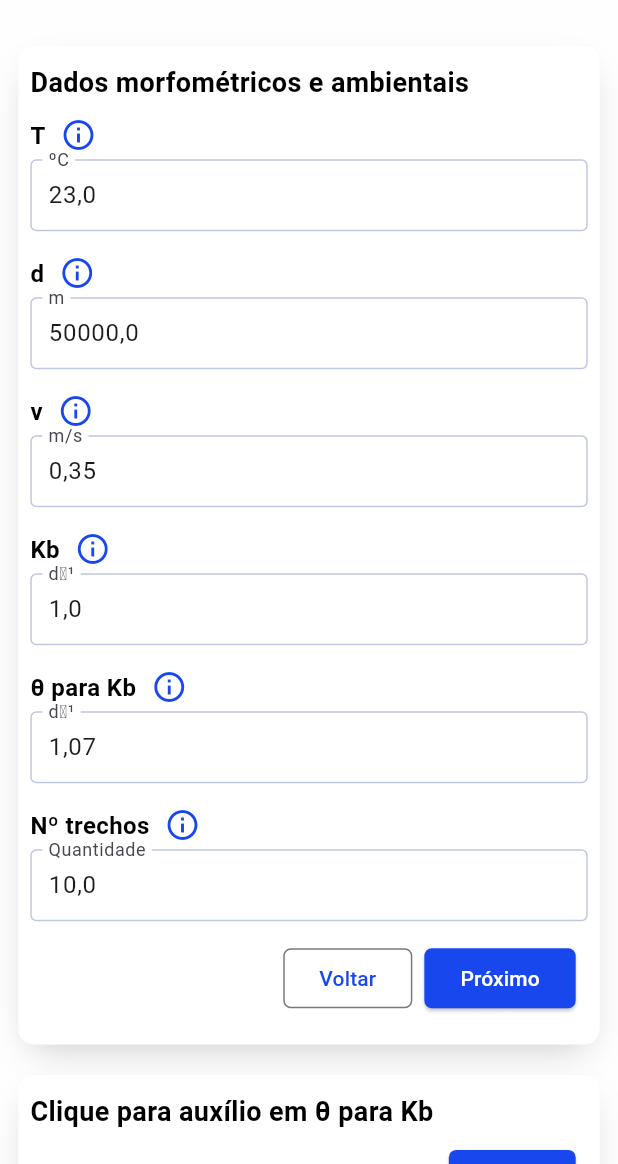
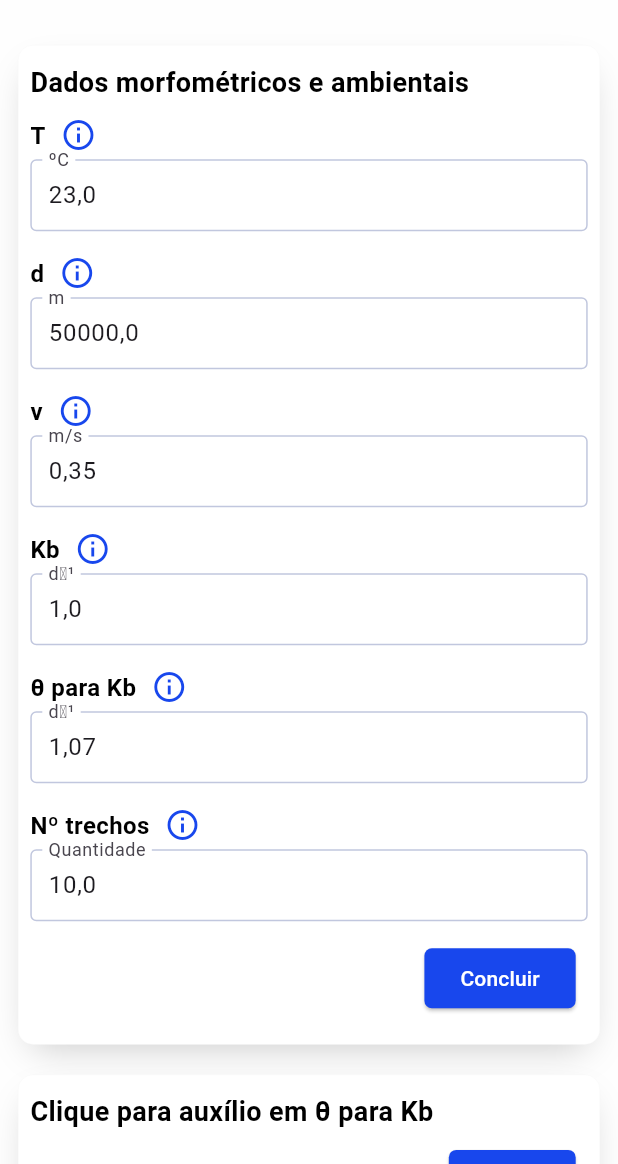
Before and after one commit to jvictorpdl/ColiCalc-mobile, a Flutter app: the DadosAdicionaisPage screen opened by its route, on a phone screen of 412 x 824 dp, the part 72-1236 px from its top. Run offline on Flutter 3.47's test engine with Material 3 defaults, Android fonts, the phone set to English and light mode, and no system bars; our stand-ins replace bloc, fl_chart, flutter_bloc, freezed_annotation, get_it.

Commit message:
single buttons em steps

```diff
--- a/lib/ui/pages/dados_adicionais/steps/dados_adicionais_step1.dart
+++ b/lib/ui/pages/dados_adicionais/steps/dados_adicionais_step1.dart
@@ -42,6 +42,7 @@ class _DadosAdicionaisStep1State extends State<DadosAdicionaisStep1> {
       children: [
         CustomCard(
           title: "Dados morfométricos e ambientais",
+          singleButtonText: "Concluir",
           onPressed: (action) {
             if ((controller1.text.isNotEmpty &&
                     controller2.text.isNotEmpty &&
--- a/lib/ui/pages/dados_da_mistura/steps/dados_da_mistura_step1.dart
+++ b/lib/ui/pages/dados_da_mistura/steps/dados_da_mistura_step1.dart
@@ -32,6 +32,7 @@ class _DadosDaMisturaStep1State extends State<DadosDaMisturaStep1> {
       children: [
         CustomCard(
           title: "Dados morfométricos e ambientais",
+          singleButtonText: "Concluir",
           onPressed: (action) {
             if (controller1.text.isNotEmpty) {
               widget.onPressed(action);
--- a/lib/ui/pages/dados_do_esgoto/steps/dados_esgoto_step1.dart
+++ b/lib/ui/pages/dados_do_esgoto/steps/dados_esgoto_step1.dart
@@ -33,6 +33,7 @@ class _DadosEsgotoStep1State extends State<DadosEsgotoStep1> {
       children: [
         CustomCard(
           title: "Dados do Esgoto",
+          singleButtonText: "Concluir",
           onPressed: (action) {
             if (controller1.text.isNotEmpty && controller2.text.isNotEmpty) {
               widget.onPressed(action);
```
